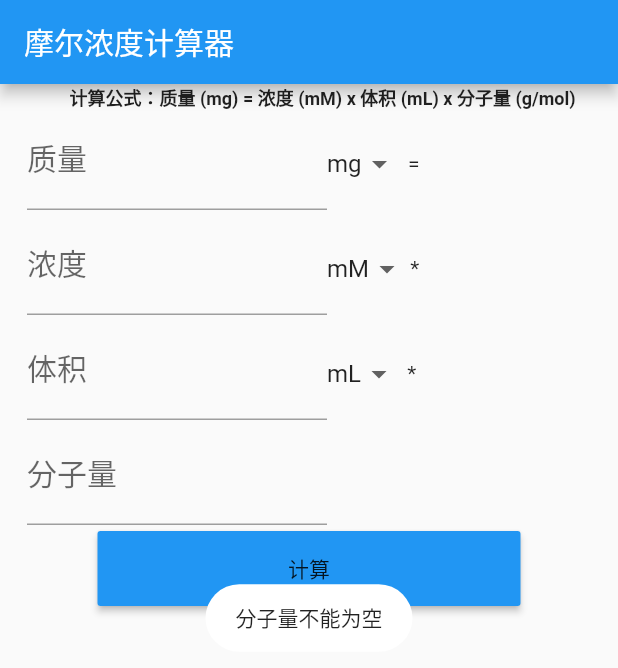
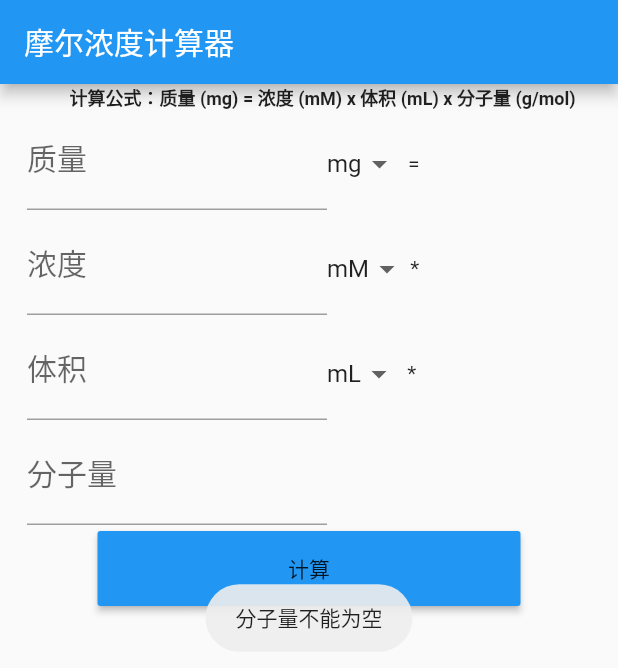
Before and after one commit to yyj001/ZhuZhuCalculator, a Flutter app: the screen it shows after launch, after a tap on "计算", on a phone screen of 412 x 824 dp. Shown: the top 668 px of the screen. Run offline on Flutter 3.47's test engine with Material 2 defaults, Android fonts, the phone set to English and light mode, and no system bars; our stand-ins replace fluttertoast.

```diff
--- a/lib/main.dart
+++ b/lib/main.dart
@@ -222,8 +222,7 @@ class _MyHomePageState extends State<MyHomePage> {
         toastLength: Toast.LENGTH_SHORT,
         gravity: ToastGravity.CENTER,
         timeInSecForIos: 1,
-        textColor: Colors.black87,
-        backgroundColor: Colors.white);
+        textColor: Colors.black87);
   }
 
   double getConcentrationUnit() {
```
